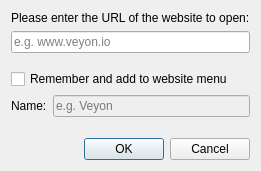
Above: veyon/plugins/desktopservices/OpenWebsiteDialog.ui from zk26/ClassKeep before the change. Below: the same form after it.
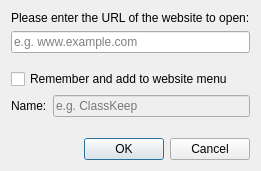
That is the form after the change. Icons and pictures are not drawn.

Commit message: feat: ClassKeep 2.3.0 - request-bound bridge auth, DPAPI secrets, tool-bar quick tools, brand cleanup

```diff
--- a/veyon/plugins/desktopservices/OpenWebsiteDialog.ui
+++ b/veyon/plugins/desktopservices/OpenWebsiteDialog.ui
@@ -17,7 +17,7 @@
       <bool>false</bool>
      </property>
      <property name="placeholderText">
-      <string>e.g. Veyon</string>
+      <string>e.g. ClassKeep</string>
      </property>
     </widget>
    </item>
@@ -51,7 +51,7 @@
    <item row="1" column="0" colspan="2">
     <widget class="QLineEdit" name="websiteLineEdit">
      <property name="placeholderText">
-      <string>e.g. www.veyon.io</string>
+      <string>e.g. www.example.com</string>
      </property>
     </widget>
    </item>
```
The commit also changes 90 other files.
